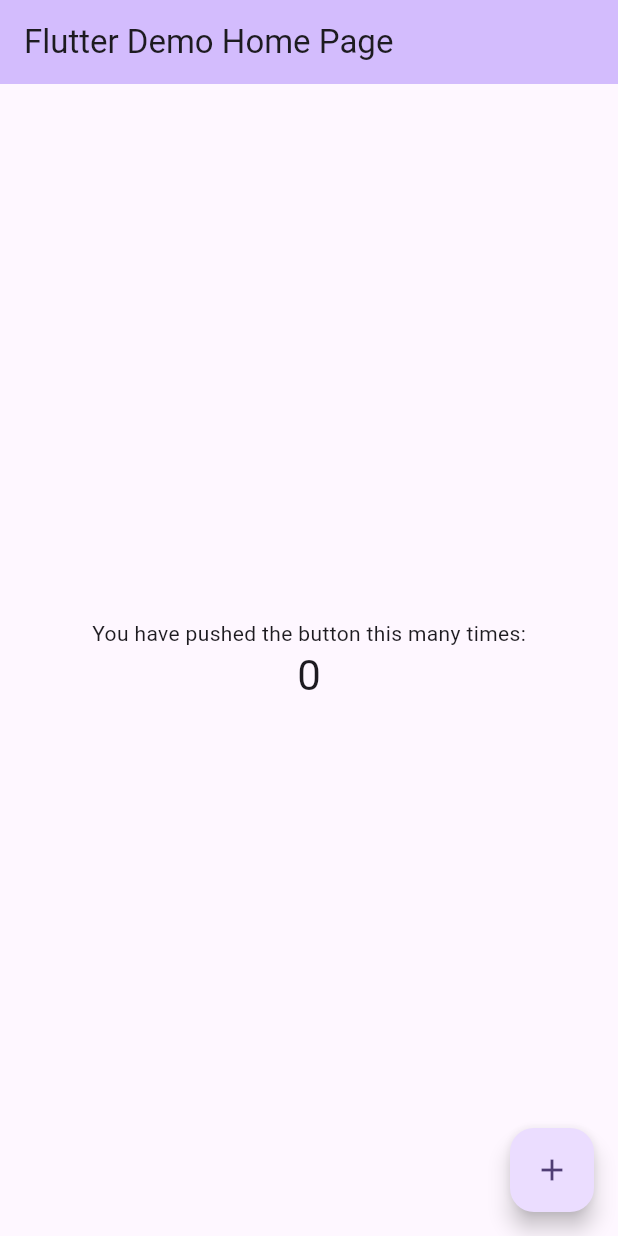
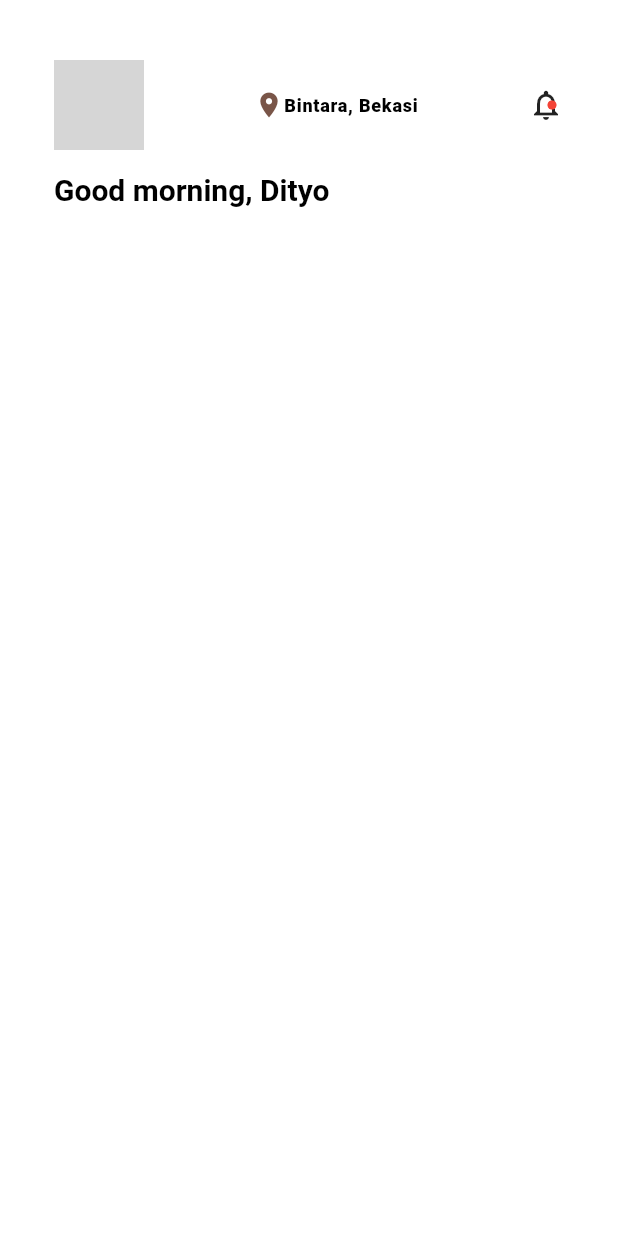
Before and after one commit to aydanaderi/commit-m, a Flutter app: the screen it shows after launch, on a phone screen of 412 x 824 dp. Run offline on Flutter 3.47's test engine with Material 3 defaults, Android fonts, the phone set to English and light mode, and no system bars; our stand-ins replace flutter_svg; grey boxes are pictures that could not be loaded.

Commit message:
feat:implement themes and header in home page

```diff
--- /dev/null
+++ b/lib/core/collections/assets/images.dart
@@ -0,0 +1 @@
+const profile = 'assets/images/profile.svg';
--- /dev/null
+++ b/lib/core/collections/constant/constant.dart
@@ -0,0 +1 @@
+const horizontalPadding = 36.0;
--- /dev/null
+++ b/lib/core/theme/color_scheme/colors.dart
@@ -0,0 +1,25 @@
+import 'package:flutter/material.dart';
+
+const  commitMLightColorScheme = ColorScheme(
+  brightness: Brightness.light,
+  primary: Colors.black,
+  onPrimary: Colors.white,
+  primaryContainer: Colors.white,
+  onPrimaryContainer: Colors.white,
+  secondary: Colors.brown,
+  onSecondary: Colors.white,
+  secondaryContainer: Colors.white,
+  onSecondaryContainer: Colors.white,
+  background: Colors.white,
+  onBackground: Colors.white,
+  surface: Colors.white,
+  onSurface: Colors.white,
+  surfaceVariant: Colors.white,
+  onSurfaceVariant: Colors.white,
+  outline: Colors.white,
+  outlineVariant: Colors.white,
+  error: Colors.red,
+  onError: Colors.white,
+  errorContainer: Colors.white,
+  onErrorContainer: Colors.white,
+);
--- /dev/null
+++ b/lib/core/theme/extension/context_color.dart
@@ -0,0 +1,11 @@
+import 'package:flutter/material.dart';
+
+extension ThemeX on BuildContext {
+  ThemeData get theme => Theme.of(this);
+  TextTheme get textTheme => theme.textTheme;
+  ColorScheme get colorScheme => theme.colorScheme;
+  TextStyle get titleLarge => textTheme.titleLarge!;
+  TextStyle get labelSmall => textTheme.labelSmall!;
+  TextStyle get bodyMedium => textTheme.bodyMedium!;
+  TextStyle get bodySmall => textTheme.bodySmall!;
+}
--- /dev/null
+++ b/lib/core/theme/text/text_theme.dart
@@ -0,0 +1,25 @@
+import 'package:flutter/material.dart';
+
+const lightTextTheme = TextTheme(
+  titleLarge: _titleLarge,
+  labelSmall: _labelSmall,
+  bodyMedium: _bodyMedium,
+  bodySmall: _bodySmall,
+);
+
+const _titleLarge = TextStyle(
+  fontWeight: FontWeight.w700,
+  fontSize: 20,
+);
+const _labelSmall = TextStyle(
+  fontWeight: FontWeight.w800,
+  fontSize: 12,
+);
+const _bodyMedium = TextStyle(
+  fontWeight: FontWeight.w400,
+  fontSize: 12,
+);
+const _bodySmall = TextStyle(
+  fontWeight: FontWeight.w400,
+  fontSize: 6,
+);
--- a/lib/main.dart
+++ b/lib/main.dart
@@ -1,3 +1,6 @@
+import 'package:commit_m/screens/home/home_screen.dart';
+import 'package:commit_m/core/theme/color_scheme/colors.dart';
+import 'package:commit_m/core/theme/text/text_theme.dart';
 import 'package:flutter/material.dart';
 
 void main() {
@@ -13,113 +16,11 @@ class MyApp extends StatelessWidget {
     return MaterialApp(
       title: 'Flutter Demo',
       theme: ThemeData(
-        // This is the theme of your application.
-        //
-        // TRY THIS: Try running your application with "flutter run". You'll see
-        // the application has a blue toolbar. Then, without quitting the app,
-        // try changing the seedColor in the colorScheme below to Colors.green
-        // and then invoke "hot reload" (save your changes or press the "hot
-        // reload" button in a Flutter-supported IDE, or press "r" if you used
-        // the command line to start the app).
-        //
-        // Notice that the counter didn't reset back to zero; the application
-        // state is not lost during the reload. To reset the state, use hot
-        // restart instead.
-        //
-        // This works for code too, not just values: Most code changes can be
-        // tested with just a hot reload.
-        colorScheme: ColorScheme.fromSeed(seedColor: Colors.deepPurple),
+        colorScheme: commitMLightColorScheme,
+        textTheme: lightTextTheme,
         useMaterial3: true,
       ),
-      home: const MyHomePage(title: 'Flutter Demo Home Page'),
+      home: const HomeScreen(),
     );
   }
 }
-
-class MyHomePage extends StatefulWidget {
-  const MyHomePage({super.key, required this.title});
-
-  // This widget is the home page of your application. It is stateful, meaning
-  // that it has a State object (defined below) that contains fields that affect
-  // how it looks.
-
-  // This class is the configuration for the state. It holds the values (in this
-  // case the title) provided by the parent (in this case the App widget) and
-  // used by the build method of the State. Fields in a Widget subclass are
-  // always marked "final".
-
-  final String title;
-
-  @override
-  State<MyHomePage> createState() => _MyHomePageState();
-}
-
-class _MyHomePageState extends State<MyHomePage> {
-  int _counter = 0;
-
-  void _incrementCounter() {
-    setState(() {
-      // This call to setState tells the Flutter framework that something has
-      // changed in this State, which causes it to rerun the build method below
-      // so that the display can reflect the updated values. If we changed
-      // _counter without calling setState(), then the build method would not be
-      // called again, and so nothing would appear to happen.
-      _counter++;
-    });
-  }
-
-  @override
-  Widget build(BuildContext context) {
-    // This method is rerun every time setState is called, for instance as done
-    // by the _incrementCounter method above.
-    //
-    // The Flutter framework has been optimized to make rerunning build methods
-    // fast, so that you can just rebuild anything that needs updating rather
-    // than having to individually change instances of widgets.
-    return Scaffold(
-      appBar: AppBar(
-        // TRY THIS: Try changing the color here to a specific color (to
-        // Colors.amber, perhaps?) and trigger a hot reload to see the AppBar
-        // change color while the other colors stay the same.
-        backgroundColor: Theme.of(context).colorScheme.inversePrimary,
-        // Here we take the value from the MyHomePage object that was created by
-        // the App.build method, and use it to set our appbar title.
-        title: Text(widget.title),
-      ),
-      body: Center(
-        // Center is a layout widget. It takes a single child and positions it
-        // in the middle of the parent.
-        child: Column(
-          // Column is also a layout widget. It takes a list of children and
-          // arranges them vertically. By default, it sizes itself to fit its
-          // children horizontally, and tries to be as tall as its parent.
-          //
-          // Column has various properties to control how it sizes itself and
-          // how it positions its children. Here we use mainAxisAlignment to
-          // center the children vertically; the main axis here is the vertical
-          // axis because Columns are vertical (the cross axis would be
-          // horizontal).
-          //
-          // TRY THIS: Invoke "debug painting" (choose the "Toggle Debug Paint"
-          // action in the IDE, or press "p" in the console), to see the
-          // wireframe for each widget.
-          mainAxisAlignment: MainAxisAlignment.center,
-          children: <Widget>[
-            const Text(
-              'You have pushed the button this many times:',
-            ),
-            Text(
-              '$_counter',
-              style: Theme.of(context).textTheme.headlineMedium,
-            ),
-          ],
-        ),
-      ),
-      floatingActionButton: FloatingActionButton(
-        onPressed: _incrementCounter,
-        tooltip: 'Increment',
-        child: const Icon(Icons.add),
-      ), // This trailing comma makes auto-formatting nicer for build methods.
-    );
-  }
-}
--- /dev/null
+++ b/lib/screens/home/home_screen.dart
@@ -0,0 +1,35 @@
+//? Built-in Dart Packages
+
+//? Internal Packages
+import 'package:flutter/material.dart';
+
+//? External Packages
+import 'package:commit_m/screens/home/widgets/home.dart';
+
+/*
+ * Widget
+ * ____________________________________________________________________________
+ */
+class HomeScreen extends StatelessWidget {
+  /*
+   * Constructor
+   * __________________________________________________________________________
+   */
+  const HomeScreen({
+    super.key,
+  });
+
+  /*
+   * UI Building
+   * __________________________________________________________________________
+   */
+  @override
+  Widget build(BuildContext context) {
+    // UI
+    return const SafeArea(
+      child: Scaffold(
+        body: Home(),
+      ),
+    );
+  }
+}
--- /dev/null
+++ b/lib/screens/home/widgets/header/header.dart
@@ -0,0 +1,95 @@
+//? Built-in Dart Packages
+
+//? Internal Packages
+import 'package:flutter/material.dart';
+import 'package:flutter_svg/flutter_svg.dart';
+
+//? External Packages
+import 'package:commit_m/core/collections/assets/images.dart';
+import 'package:commit_m/core/theme/extension/context_color.dart';
+
+/*
+ * Widget
+ * ____________________________________________________________________________
+ */
+class HomeHeader extends StatelessWidget {
+  /*
+   * Constructor
+   * __________________________________________________________________________
+   */
+  const HomeHeader({
+    super.key,
+  });
+
+  /*
+   * UI Building
+   * __________________________________________________________________________
+   */
+  @override
+  Widget build(BuildContext context) {
+    // UI
+    return Column(
+      crossAxisAlignment: CrossAxisAlignment.start,
+      children: [
+        const SizedBox(
+          height: 40,
+        ),
+        Row(
+          mainAxisAlignment: MainAxisAlignment.spaceBetween,
+          children: [
+            SvgPicture.asset(
+              profile,
+              width: 60,
+              height: 60,
+            ),
+            Row(
+              children: [
+                Icon(
+                  Icons.location_on,
+                  size: 20,
+                  color: context.colorScheme.secondary,
+                ),
+                Text(
+                  "Bintara, Bekasi",
+                  style: context.labelSmall.copyWith(
+                    color: context.colorScheme.primary,
+                  ),
+                ),
+              ],
+            ),
+            Badge(
+              offset: const Offset(-5, 4),
+              padding: EdgeInsets.zero,
+              smallSize: 6,
+              largeSize: 6,
+              label: Container(
+                width: 6,
+                height: 6,
+                decoration: BoxDecoration(
+                  color: context.colorScheme.error,
+                  shape: BoxShape.circle,
+                ),
+              ),
+              child: const Icon(
+                Icons.notifications_none_outlined,
+                size: 24,
+              ),
+            ),
+          ],
+        ),
+        const SizedBox(
+          height: 14,
+        ),
+        Text(
+          "Good morning, Dityo",
+          style: context.titleLarge.copyWith(
+            color: context.colorScheme.primary,
+          ),
+        ),
+        const SizedBox(
+          height: 32,
+        ),
+      ],
+    );
+  }
+}
--- /dev/null
+++ b/lib/screens/home/widgets/home.dart
@@ -0,0 +1,37 @@
+//? Built-in Dart Packages
+
+//? Internal Packages
+import 'package:flutter/material.dart';
+
+//? External Packages
+import 'package:commit_m/screens/home/widgets/header/header.dart';
+import 'package:commit_m/core/collections/constant/constant.dart';
+
+/*
+ * Widget
+ * ____________________________________________________________________________
+ */
+class Home extends StatelessWidget {
+  /*
+   * Constructor
+   * __________________________________________________________________________
+   */
+  const Home({
+    super.key,
+  });
+
+  /*
+   * UI Building
+   * __________________________________________________________________________
+   */
+  @override
+  Widget build(BuildContext context) {
+    // UI
+    return const Padding(
+      padding: EdgeInsets.symmetric(
+        horizontal: horizontalPadding,
+      ),
+      child: HomeHeader(),
+    );
+  }
+}
```
Also changed, not shown: pubspec.yaml (+8 -43 lines), assets/images/profile.svg (added), pubspec.lock, 1 other file.
